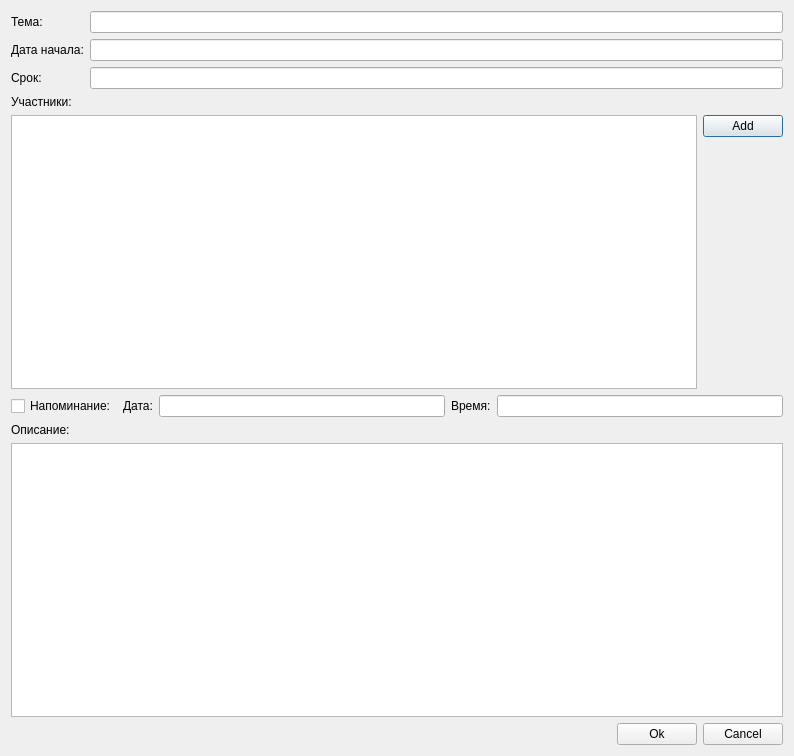
pilikinp/client, file gui/task_create.ui: the form before one commit.
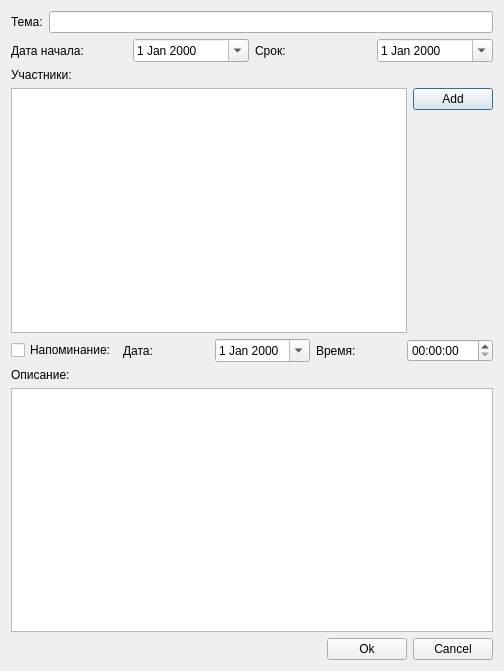
The form after the commit.

Commit message:
пока никто не берется делать гуи и клиент, начал делать наброски и заготовки, можно брать и переделывать или если проще делать с нуля
сделано набросок окошек гуи:
1 авторизация
2 регистрация
3 список задач
4 добавление задач

при нажатии на ок авторизации происходит подключение к серверу и передается сообщение на сервер, так как нет бд сервера, то сервер просто возвращает сообщение обратно, так что по сути логика пока не работает

Diff of the .ui file:
```diff
--- a/gui/task_create.ui
+++ b/gui/task_create.ui
@@ -6,8 +6,8 @@
    <rect>
     <x>0</x>
     <y>0</y>
-    <width>794</width>
-    <height>756</height>
+    <width>504</width>
+    <height>671</height>
    </rect>
   </property>
   <property name="windowTitle">
@@ -15,11 +15,11 @@
   </property>
   <layout class="QGridLayout" name="gridLayout">
    <item row="0" column="0">
-    <layout class="QVBoxLayout" name="verticalLayout_6">
+    <layout class="QVBoxLayout" name="verticalLayout_4">
      <item>
-      <layout class="QHBoxLayout" name="horizontalLayout_2">
+      <layout class="QVBoxLayout" name="verticalLayout_2">
        <item>
-        <layout class="QVBoxLayout" name="verticalLayout_4">
+        <layout class="QHBoxLayout" name="horizontalLayout_5">
          <item>
           <widget class="QLabel" name="label_3">
            <property name="text">
@@ -28,12 +28,26 @@
           </widget>
          </item>
          <item>
+          <widget class="QLineEdit" name="topic"/>
+         </item>
+        </layout>
+       </item>
+       <item>
+        <layout class="QHBoxLayout" name="horizontalLayout_2">
+         <item>
           <widget class="QLabel" name="label">
            <property name="text">
             <string>Дата начала:</string>
            </property>
           </widget>
          </item>
+         <item>
+          <widget class="QDateEdit" name="dateEdit">
+           <property name="calendarPopup">
+            <bool>true</bool>
+           </property>
+          </widget>
+         </item>
          <item>
           <widget class="QLabel" name="label_2">
            <property name="text">
@@ -41,18 +55,12 @@
            </property>
           </widget>
          </item>
-        </layout>
-       </item>
-       <item>
-        <layout class="QVBoxLayout" name="verticalLayout_2">
          <item>
-          <widget class="QLineEdit" name="topic"/>
-         </item>
-         <item>
-          <widget class="QLineEdit" name="dateStart"/>
-         </item>
-         <item>
-          <widget class="QLineEdit" name="dateFinish"/>
+          <widget class="QDateEdit" name="dateEdit_2">
+           <property name="calendarPopup">
+            <bool>true</bool>
+           </property>
+          </widget>
          </item>
         </layout>
        </item>
@@ -117,7 +125,11 @@
         </widget>
        </item>
        <item>
-        <widget class="QLineEdit" name="alarmDate"/>
+        <widget class="QDateEdit" name="dateEdit_3">
+         <property name="calendarPopup">
+          <bool>true</bool>
+         </property>
+        </widget>
        </item>
        <item>
         <widget class="QLabel" name="label_7">
@@ -127,7 +139,11 @@
         </widget>
        </item>
        <item>
-        <widget class="QLineEdit" name="alarmTime"/>
+        <widget class="QTimeEdit" name="timeEdit">
+         <property name="calendarPopup">
+          <bool>true</bool>
+         </property>
+        </widget>
        </item>
       </layout>
      </item>
```
